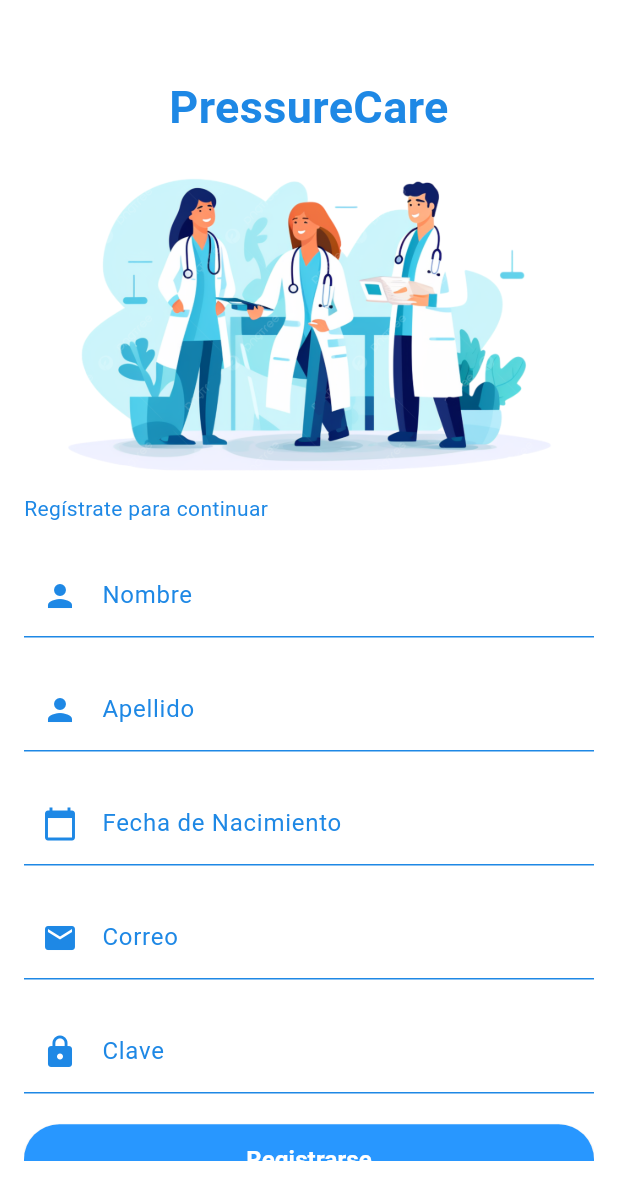
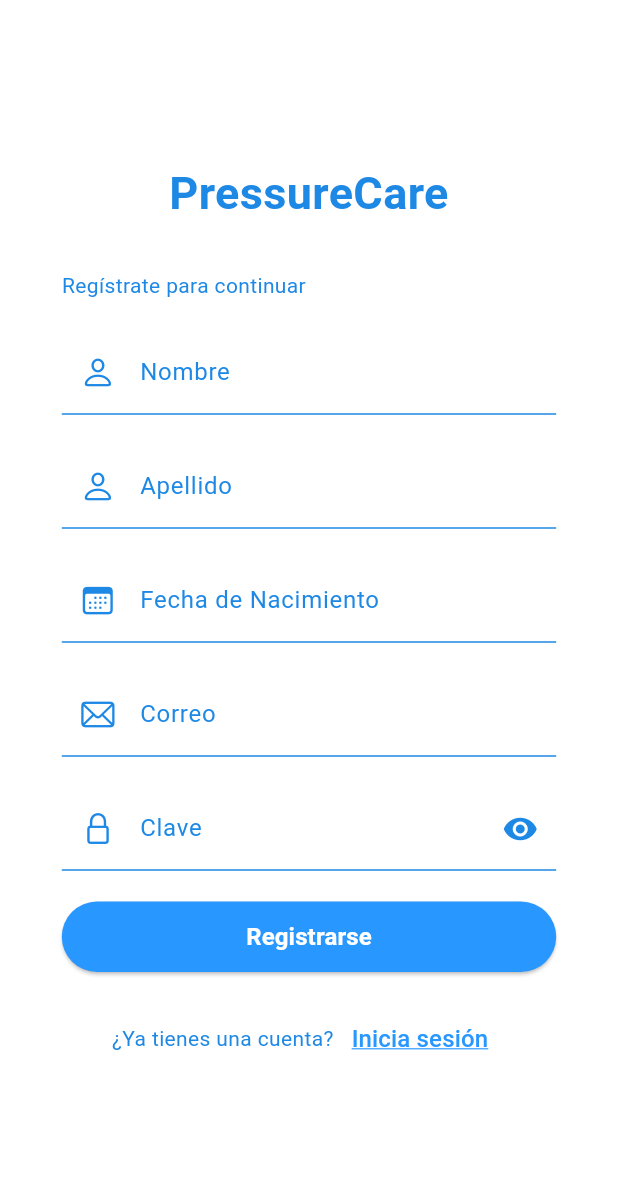
Before and after one commit to JhandryChimbo/PreasureCare, a Flutter app: the RegisterView screen opened by its route, on a phone screen of 412 x 824 dp. Shown: the top 1200 px of the screen. Run offline on Flutter 3.47's test engine with Material 3 defaults, Android fonts, the phone set to English and light mode, and no system bars; our stand-ins replace flutter_secure_storage, fluttertoast, validators; accounts and stored records are empty.

Commit message:
Agregar nuevos componentes para el registro y visualización de presión arterial, incluyendo formularios, tablas de historial y diálogos de medicación. Mejorar la interfaz de usuario con cambios en los colores de los iconos.

```diff
--- a/frontend/lib/views/registerView.dart
+++ b/frontend/lib/views/registerView.dart
@@ -1,4 +1,5 @@
 import 'dart:developer';
+import 'package:flutter/cupertino.dart';
 import 'package:flutter/material.dart';
 import 'package:frontend/controls/backendService/FacadeServices.dart';
 import 'package:frontend/widgets/toast/error.dart';
@@ -20,6 +21,7 @@ class _RegisterViewState extends State<RegisterView> {
   final TextEditingController apellidoControl = TextEditingController();
   final TextEditingController fechaNacControl = TextEditingController();
   bool _isLoading = false;
+  bool _obscureText = true;
 
   Future<void> _registrar() async {
     if (_formKey.currentState!.validate()) {
@@ -43,8 +45,7 @@ class _RegisterViewState extends State<RegisterView> {
             InformativeToast.show("Cuenta Creada correctamente");
             Navigator.pushReplacementNamed(context, '/home');
           } else {
-              final SnackBar msg =
-                  SnackBar(content: Text("Error ${value.msg}"));
+            final SnackBar msg = SnackBar(content: Text("Error ${value.msg}"));
             ScaffoldMessenger.of(context).showSnackBar(msg);
           }
         } catch (error) {
@@ -61,15 +62,19 @@ class _RegisterViewState extends State<RegisterView> {
   @override
   Widget build(BuildContext context) {
     return Scaffold(
-      body: Stack(
+      body: LayoutBuilder(
+        builder: (context, constraints) {
+          return Stack(
             children: [
               _buildBackground(),
-          _buildForm(),
+              _buildForm(constraints),
               if (_isLoading)
                 const Center(
                   child: CircularProgressIndicator(),
                 ),
             ],
+          );
+        },
       ),
     );
   }
@@ -82,13 +87,19 @@ class _RegisterViewState extends State<RegisterView> {
     );
   }
 
-  Widget _buildForm() {
-    return Padding(
-      padding: const EdgeInsets.symmetric(horizontal: 16, vertical: 50),
+  Widget _buildForm(BoxConstraints constraints) {
+    double horizontalPadding = constraints.maxWidth * 0.1;
+    if (constraints.maxWidth > 600) {
+      horizontalPadding = constraints.maxWidth * 0.2;
+    }
+
+    return SafeArea(
       child: Center(
         child: SingleChildScrollView(
           child: Form(
             key: _formKey,
+            child: Padding(
+              padding: EdgeInsets.symmetric(horizontal: horizontalPadding),
               child: Column(
                 mainAxisAlignment: MainAxisAlignment.center,
                 crossAxisAlignment: CrossAxisAlignment.stretch,
@@ -103,16 +114,6 @@ class _RegisterViewState extends State<RegisterView> {
                     textAlign: TextAlign.center,
                   ),
                   const SizedBox(height: 20),
-                Container(
-                  height: MediaQuery.of(context).size.height * 0.25,
-                  decoration: const BoxDecoration(
-                    image: DecorationImage(
-                      image: AssetImage('assets/fondo.png'),
-                      fit: BoxFit.contain,
-                      alignment: Alignment.center,
-                    ),
-                  ),
-                ),
                   const SizedBox(height: 10),
                   const Text(
                     "Regístrate para continuar",
@@ -137,6 +138,7 @@ class _RegisterViewState extends State<RegisterView> {
             ),
           ),
         ),
+      ),
     );
   }
 
@@ -151,7 +153,7 @@ class _RegisterViewState extends State<RegisterView> {
       },
       decoration: const InputDecoration(
         labelText: "Nombre",
-        prefixIcon: Icon(Icons.person, color: Color(0xFF1E88E5)),
+        prefixIcon: Icon(CupertinoIcons.person, color: Color(0xFF1E88E5)),
         labelStyle: TextStyle(color: Color(0xFF1E88E5)),
         enabledBorder: UnderlineInputBorder(
           borderSide: BorderSide(color: Color(0xFF1E88E5)),
@@ -175,7 +177,7 @@ class _RegisterViewState extends State<RegisterView> {
       },
       decoration: const InputDecoration(
         labelText: "Apellido",
-        prefixIcon: Icon(Icons.person, color: Color(0xFF1E88E5)),
+        prefixIcon: Icon(CupertinoIcons.person, color: Color(0xFF1E88E5)),
         labelStyle: TextStyle(color: Color(0xFF1E88E5)),
         enabledBorder: UnderlineInputBorder(
           borderSide: BorderSide(color: Color(0xFF1E88E5)),
@@ -214,7 +216,7 @@ Widget _buildBirthDateField() {
       },
       decoration: const InputDecoration(
         labelText: "Fecha de Nacimiento",
-      prefixIcon: Icon(Icons.calendar_today, color: Color(0xFF1E88E5)),
+        prefixIcon: Icon(CupertinoIcons.calendar, color: Color(0xFF1E88E5)),
         labelStyle: TextStyle(color: Color(0xFF1E88E5)),
         enabledBorder: UnderlineInputBorder(
           borderSide: BorderSide(color: Color(0xFF1E88E5)),
@@ -226,7 +228,6 @@ Widget _buildBirthDateField() {
       style: const TextStyle(color: Colors.blue),
     );
   }
-
 
   Widget _buildEmailField() {
     return TextFormField(
@@ -242,7 +243,7 @@ Widget _buildBirthDateField() {
       },
       decoration: const InputDecoration(
         labelText: "Correo",
-        prefixIcon: Icon(Icons.email, color: Color(0xFF1E88E5)),
+        prefixIcon: Icon(CupertinoIcons.mail, color: Color(0xFF1E88E5)),
         labelStyle: TextStyle(color: Color(0xFF1E88E5)),
         enabledBorder: UnderlineInputBorder(
           borderSide: BorderSide(color: Color(0xFF1E88E5)),
@@ -257,7 +258,7 @@ Widget _buildBirthDateField() {
 
   Widget _buildPasswordField() {
     return TextFormField(
-      obscureText: true,
+      obscureText: _obscureText,
       controller: claveControl,
       validator: (value) {
         if (value!.isEmpty) {
@@ -265,14 +266,25 @@ Widget _buildBirthDateField() {
         }
         return null;
       },
-      decoration: const InputDecoration(
+      decoration: InputDecoration(
         labelText: "Clave",
-        prefixIcon: Icon(Icons.lock, color: Color(0xFF1E88E5)),
-        labelStyle: TextStyle(color: Color(0xFF1E88E5)),
-        enabledBorder: UnderlineInputBorder(
+        prefixIcon: const Icon(CupertinoIcons.lock, color: Color(0xFF1E88E5)),
+        suffixIcon: IconButton(
+          icon: Icon(
+            _obscureText ? Icons.visibility : Icons.visibility_off,
+            color: const Color(0xFF1E88E5),
+          ),
+          onPressed: () {
+            setState(() {
+              _obscureText = !_obscureText;
+            });
+          },
+        ),
+        labelStyle: const TextStyle(color: Color(0xFF1E88E5)),
+        enabledBorder: const UnderlineInputBorder(
           borderSide: BorderSide(color: Color(0xFF1E88E5)),
         ),
-        focusedBorder: UnderlineInputBorder(
+        focusedBorder: const UnderlineInputBorder(
           borderSide: BorderSide(color: Color(0xFF1E88E5)),
         ),
       ),
--- a/frontend/lib/widgets/toast/confirm.dart
+++ b/frontend/lib/widgets/toast/confirm.dart
@@ -10,7 +10,7 @@ class ConfirmToast {
       toastLength: Toast.LENGTH_SHORT,
       gravity: ToastGravity.BOTTOM,
       timeInSecForIosWeb: 1,
-      backgroundColor: Colors.green.withOpacity(0.8),
+      backgroundColor: Colors.blue.withOpacity(0.8),
       textColor: Colors.white,
       fontSize: 13.0,
     );
```
Also changed, not shown: frontend/lib/views/homeView.dart (+66 -239 lines), frontend/lib/views/loginView.dart (+4 -3 lines), frontend/lib/widgets/home/lastPressureCard.dart (added, +21 -0 lines), frontend/lib/widgets/home/medicationDialog.dart (added, +39 -0 lines), frontend/lib/widgets/home/pressureForm.dart (added, +81 -0 lines), frontend/lib/widgets/home/pressureHistoryTable.dart (added, +45 -0 lines). Lines whose indentation alone changed are shown as unchanged.
